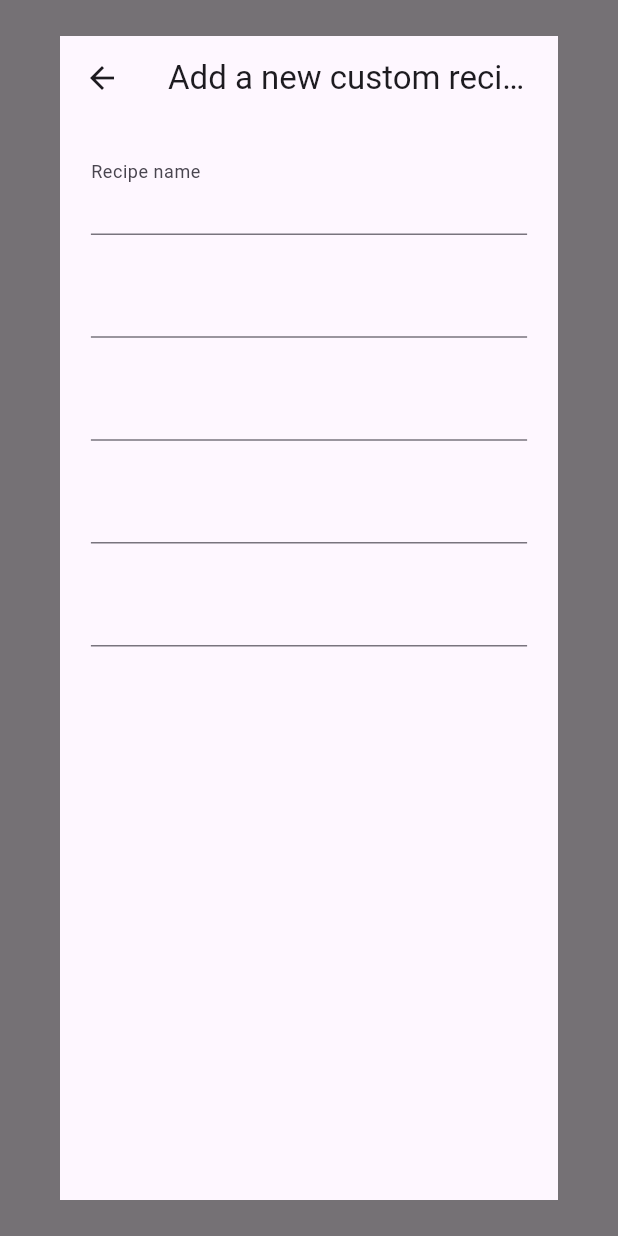
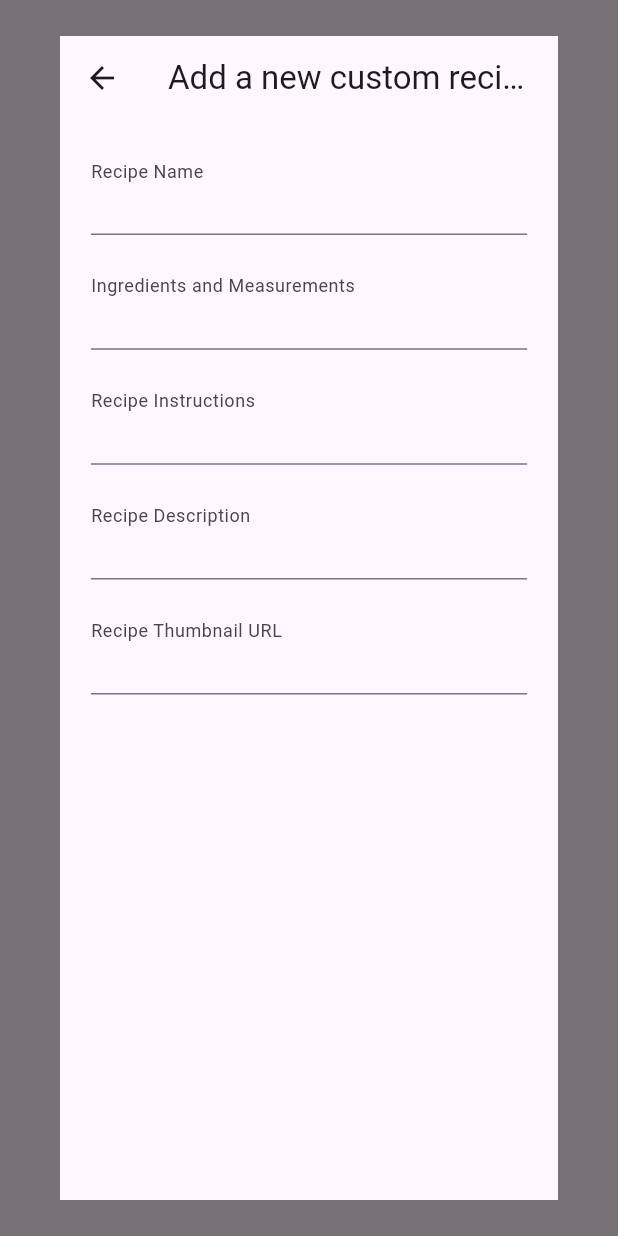
Before and after one commit to arthur-morais/recipe-app, a Flutter app: what newRecipeFormDialog() shows on an empty page, opened directly, on a phone screen of 412 x 824 dp. Run offline on Flutter 3.47's test engine with Material 3 defaults, Android fonts, the phone set to English and light mode, and no system bars; network calls fail.

Commit message:
minor changes

```diff
--- a/lib/constants/text_styles.dart
+++ b/lib/constants/text_styles.dart
@@ -6,5 +6,12 @@ class AppTextStyles {
   static const TextStyle big42w700 = TextStyle(
     fontSize: 42,
     fontWeight: FontWeight.bold,
+    fontFamily: 'Poppins',
+  );
+
+  static const TextStyle small14w400 = TextStyle(
+    fontSize: 14,
+    fontWeight: FontWeight.w400,
+    fontFamily: 'Poppins',
   );
 }
--- a/lib/view/widgets/recipe_card.dart
+++ b/lib/view/widgets/recipe_card.dart
@@ -1,4 +1,5 @@
 import 'package:flutter/material.dart';
+import 'package:recipes/constants/colors.dart';
 import 'package:recipes/constants/text_styles.dart';
 import 'package:recipes/view/widgets/recipe_dialog.dart';
 
@@ -46,7 +47,7 @@ class _RecipeCardState extends State<RecipeCard> {
               ),
               Container(
                 width: screenWidth * 0.8,
-                decoration: const BoxDecoration(color: Colors.blue),
+                decoration: const BoxDecoration(color: AppColors.primary),
                 child: Text(
                   widget.name,
                   style: AppTextStyles.big42w700,
--- a/lib/view/widgets/recipe_form_dialog.dart
+++ b/lib/view/widgets/recipe_form_dialog.dart
@@ -32,35 +32,35 @@ Future<void> newRecipeFormDialog(
                   children: [
                     CustomTextFormField(
                       controller: nameController,
-                      fieldLabel: 'Recipe name',
+                      fieldLabel: 'Recipe Name',
                     ),
                     SizedBox(
                       height: screenSize.height * 0.025,
                     ),
-                    TextFormField(
+                    CustomTextFormField(
+                      fieldLabel: 'Ingredients and Measurements',
                       controller: ingredientsAndMeasurementsController,
-                      decoration: const InputDecoration(),
                     ),
                     SizedBox(
                       height: screenSize.height * 0.025,
                     ),
-                    TextFormField(
+                    CustomTextFormField(
+                      fieldLabel: 'Recipe Instructions',
                       controller: instructionsController,
-                      decoration: const InputDecoration(),
                     ),
                     SizedBox(
                       height: screenSize.height * 0.025,
                     ),
-                    TextFormField(
+                    CustomTextFormField(
+                      fieldLabel: 'Recipe Description',
                       controller: descriptionController,
-                      decoration: const InputDecoration(),
                     ),
                     SizedBox(
                       height: screenSize.height * 0.025,
                     ),
-                    TextFormField(
+                    CustomTextFormField(
+                      fieldLabel: 'Recipe Thumbnail URL',
                       controller: thumbnailUrlController,
-                      decoration: const InputDecoration(),
                     ),
                   ],
                 ),
```
